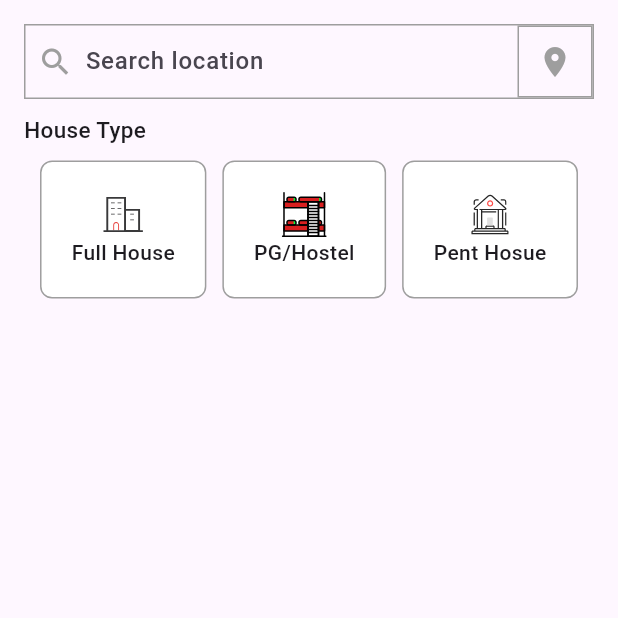
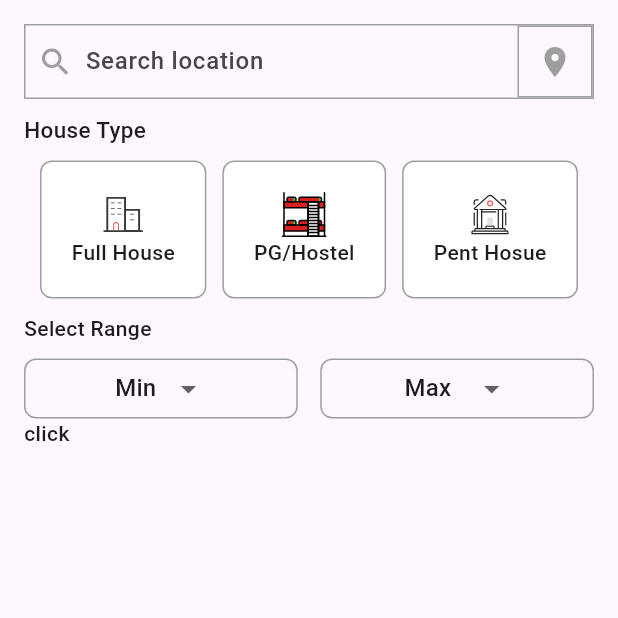
Before and after one commit to sandeepraju124/SSSv1, a Flutter app: the HouseSearch screen opened directly, on a phone screen of 412 x 824 dp, the top half of it. Run offline on Flutter 3.47's test engine with Material 3 defaults, Android fonts, the phone set to English and light mode, and no system bars; our stand-ins replace firebase_auth, firebase_core, flutter_rating_bar, flutter_screenutil, flutter_svg, freezed_annotation and 8 more; missing offline and left inert: autoscale_tabbarview; accounts and stored records are empty; network calls fail.

Commit message:
house search

```diff
--- a/lib/HousingServices/house_search.dart
+++ b/lib/HousingServices/house_search.dart
@@ -1,4 +1,4 @@
-// ignore_for_file: prefer_const_constructors, prefer_const_literals_to_create_immutables
+// ignore_for_file: prefer_const_constructors, prefer_const_literals_to_create_immutables, prefer_final_fields, unused_field
 
 import 'package:flutter/material.dart';
 import 'package:flutter_svg/flutter_svg.dart';
@@ -12,6 +12,7 @@ class HouseSearch extends StatefulWidget {
 
 class _HouseSearchState extends State<HouseSearch> {
   HosueType? _selectedType;
+  bool _showAdvanceFilters = false;
   Map<BHKType, bool> selectedBHKTypes = {
     BHKType.BHK1: false,
     BHKType.BHK2: false,
@@ -26,6 +27,18 @@ class _HouseSearchState extends State<HouseSearch> {
     RoomType.TripleSharing: false,
     RoomType.FourSharing: false,
   };
+
+  String _selectedDropdownMin = "Min";
+  String _selectedDropdownMax = "Max";
+  var _dropDowndownOptionsMin = ["Min", "1000", "2000", "3000", "4000", "5000"];
+  var _dropDowndownOptionsMax = [
+    "Max",
+    "10000",
+    "20000",
+    "30000",
+    "40000",
+    "50000"
+  ];
 
   @override
   Widget build(BuildContext context) {
@@ -141,7 +154,6 @@ class _HouseSearchState extends State<HouseSearch> {
                     ],
                   ),
                 ),
-                Text("gg")
               ],
             ),
 // PG/Hostel
@@ -185,8 +197,78 @@ class _HouseSearchState extends State<HouseSearch> {
                 ),
               ],
             ),
-
-
+          // rest
+          Padding(
+            padding: const EdgeInsets.symmetric(vertical: 10),
+            child: Text("Select Range"),
+          ),
+          Row(
+            children: [
+              Expanded(
+                child: Container(
+                  height: 40,
+                  decoration: BoxDecoration(
+                    borderRadius: BorderRadius.circular(8),
+                    border: Border.all(
+                      color: Colors.grey,
+                      width: 1.0,
+                    ),
+                  ),
+                  child: Center(
+                      child: DropdownButtonHideUnderline(
+                    child: DropdownButton(
+                      items: _dropDowndownOptionsMin.map((String item) {
+                        return DropdownMenuItem(value: item, child: Text(item));
+                      }).toList(),
+                      onChanged: (String? newvalue) {
+                        setState(() {
+                          _selectedDropdownMin = newvalue!;
+                        });
+                      },
+                      value: _selectedDropdownMin,
+                    ),
+                  )),
+                ),
+              ),
+              SizedBox(width: 15,),
+              Expanded(
+                child: Container(
+                  height: 40,
+                  decoration: BoxDecoration(
+                    borderRadius: BorderRadius.circular(8),
+                    border: Border.all(
+                      color: Colors.grey,
+                      width: 1.0,
+                    ),
+                  ),
+                  child: Center(
+                      child: DropdownButtonHideUnderline(
+                    child: DropdownButton(
+                      items: _dropDowndownOptionsMax.map((String item) {
+                        return DropdownMenuItem(value: item, child: Text(item));
+                      }).toList(),
+                      onChanged: (String? newvalue) {
+                        setState(() {
+                          _selectedDropdownMax = newvalue!;
+                        });
+                      },
+                      value: _selectedDropdownMax,
+                    ),
+                  )),
+                ),
+              )
+            ],
+          ),
+          GestureDetector(
+            onTap: (){
+              setState(() {
+                _showAdvanceFilters = !_showAdvanceFilters;
+              });
+              // print(_showAdvanceFilters);
+            },
+            child: Text("click")),
+            if(_showAdvanceFilters)
+            Text("advance filters")
         ]),
       ),
     );
@@ -275,8 +357,6 @@ class _HouseSearchState extends State<HouseSearch> {
       ),
     );
   }
-
-
 }
 
 enum HosueType { FullHouse, PG, PentHosue }
```
